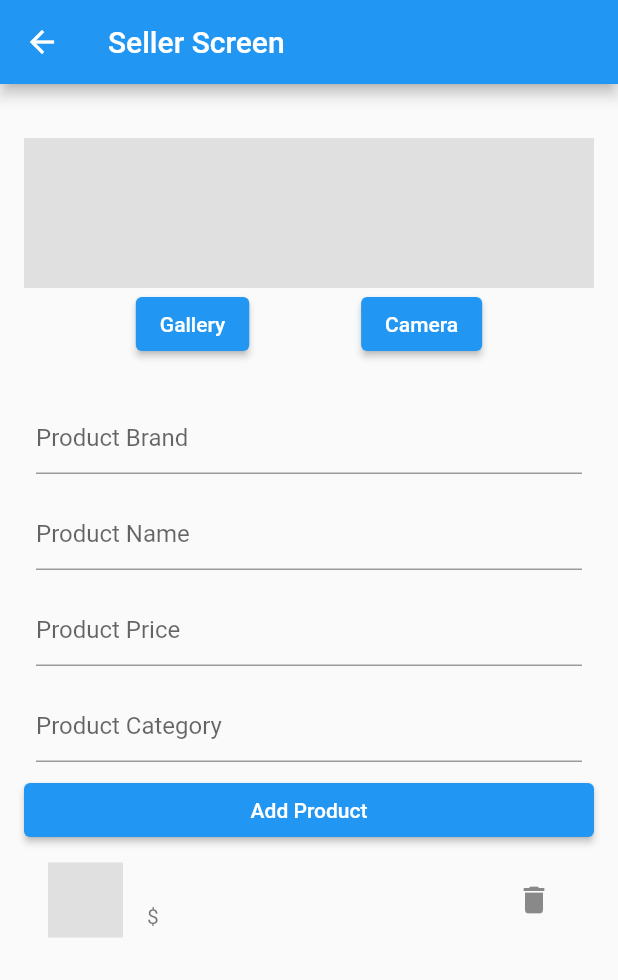
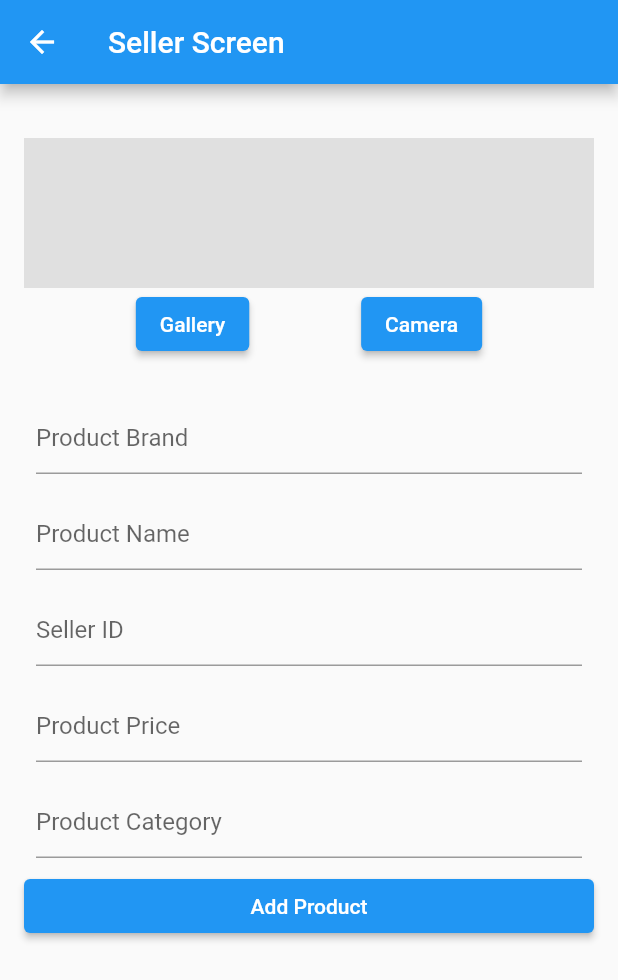
Before and after one commit to edabeder/marketplace, a Flutter app: the SellerScreen screen opened directly, after a tap on "Add Product", on a phone screen of 412 x 824 dp. Shown: the top 980 px of the screen. Run offline on Flutter 3.47's test engine with Material 2 defaults, Android fonts, the phone set to English and light mode, and no system bars; our stand-ins replace badges, dio, flutter_svg, image_picker, shared_preferences, sqflite; accounts and stored records are empty.

Commit message:
product merge

```diff
--- a/lib/screens/seller/seller_screen.dart
+++ b/lib/screens/seller/seller_screen.dart
@@ -1,7 +1,10 @@
 import 'dart:io';
-
+import 'dart:convert';
+import 'package:http/http.dart' as http;
 import 'package:flutter/material.dart';
 import 'package:image_picker/image_picker.dart';
+
+import '../../helper/keyboard.dart';
 
 class SellerScreen extends StatefulWidget {
   @override
@@ -11,14 +14,49 @@ class SellerScreen extends StatefulWidget {
 class _SellerScreenState extends State<SellerScreen> {
   final List<Map<String, dynamic>> _products = [];
 
-  final TextEditingController _brandController = TextEditingController();
-  final TextEditingController _nameController = TextEditingController();
-  final TextEditingController _priceController = TextEditingController();
-  final TextEditingController _categoryController = TextEditingController();
+  final _formKey = GlobalKey<FormState>();
+  final _brandController = TextEditingController();
+  final _sellerIDController = TextEditingController();
+  final _nameController = TextEditingController();
+  final _priceController = TextEditingController();
+  final _pictureController = TextEditingController();
+  final _categoryController = TextEditingController();
 
   File? _imageFile;
+  String? brand;
+  String? name;
+  int? sellerId;
+  int? price;
+  String? picture;
+  String? category;
 
   bool _isLoading = false;
+
+  void addProduct(String brand, String name, int sellerId, int price,
+      String picture, String category) async {
+    try {
+      final response = await http.post(
+        Uri.parse('http://10.0.2.2:3000/api/products'),
+        body: {
+          'brand': brand,
+          'pName': name,
+          'sellerId': sellerId,
+          'price': price,
+          'pPicture': picture,
+          'category': category,
+        },
+      );
+
+      if (response.statusCode == 201) {
+        final responseData = jsonDecode(response.body);
+        print('New product added: $responseData');
+      } else {
+        print('Error adding product: ${response.reasonPhrase}');
+      }
+    } catch (e) {
+      print('Error adding product: $e');
+    }
+  }
 
   Future<void> _pickImage(ImageSource source) async {
     try {
@@ -29,7 +67,6 @@ class _SellerScreenState extends State<SellerScreen> {
           _imageFile = File(pickedFile.path);
         });
       }
-
     } catch (e) {
       print(e);
     }
@@ -125,6 +162,15 @@ class _SellerScreenState extends State<SellerScreen> {
             Padding(
               padding: const EdgeInsets.all(8.0),
               child: TextField(
+                controller: _sellerIDController,
+                decoration: InputDecoration(
+                  hintText: 'Seller ID',
+                ),
+              ),
+            ),
+            Padding(
+              padding: const EdgeInsets.all(8.0),
+              child: TextField(
                 controller: _priceController,
                 keyboardType: TextInputType.number,
                 decoration: InputDecoration(
@@ -142,11 +188,17 @@ class _SellerScreenState extends State<SellerScreen> {
               ),
             ),
             ElevatedButton(
-              onPressed: _isLoading ? null : _addProduct,
-              child: _isLoading
-                  ? CircularProgressIndicator()
-                  : Text('Add Product'),
-            ),
+                child: _isLoading
+                    ? CircularProgressIndicator()
+                    : Text('Add Product'),
+                onPressed: () {
+                  if (_formKey.currentState!.validate()) {
+                    _formKey.currentState!.save();
+                    addProduct(
+                        brand!, name!, sellerId!, price!, picture!, category!);
+                    KeyboardUtil.hideKeyboard(context);
+                  }
+                }),
             Expanded(
               child: ListView.builder(
                 itemCount: _products.length,
```
Also changed, not shown: 1 other file.
